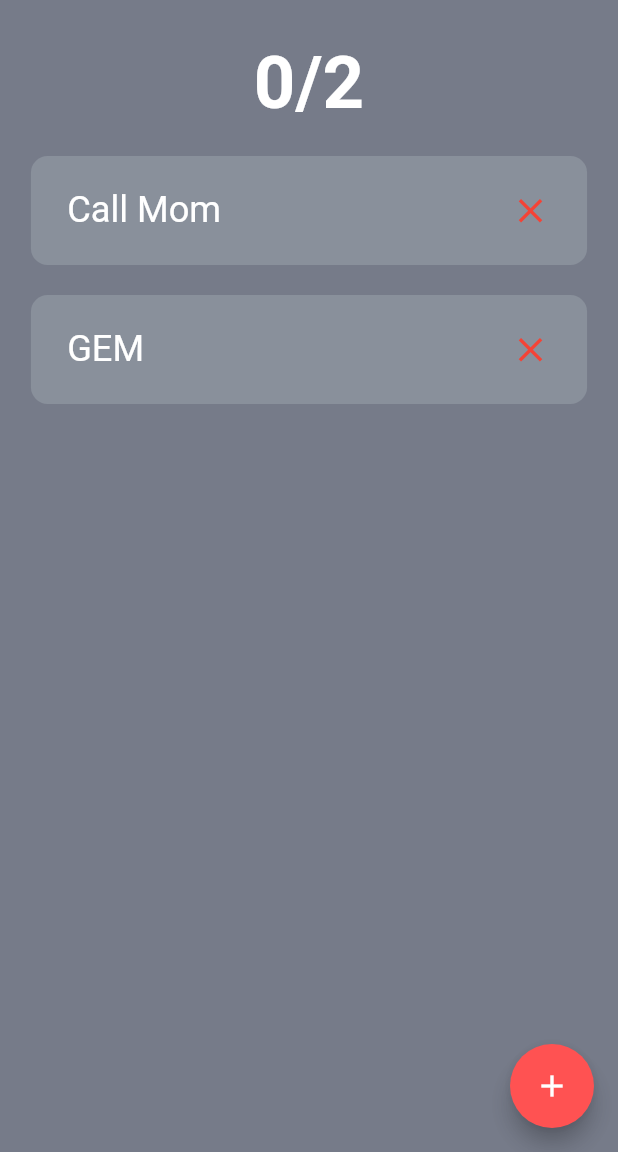
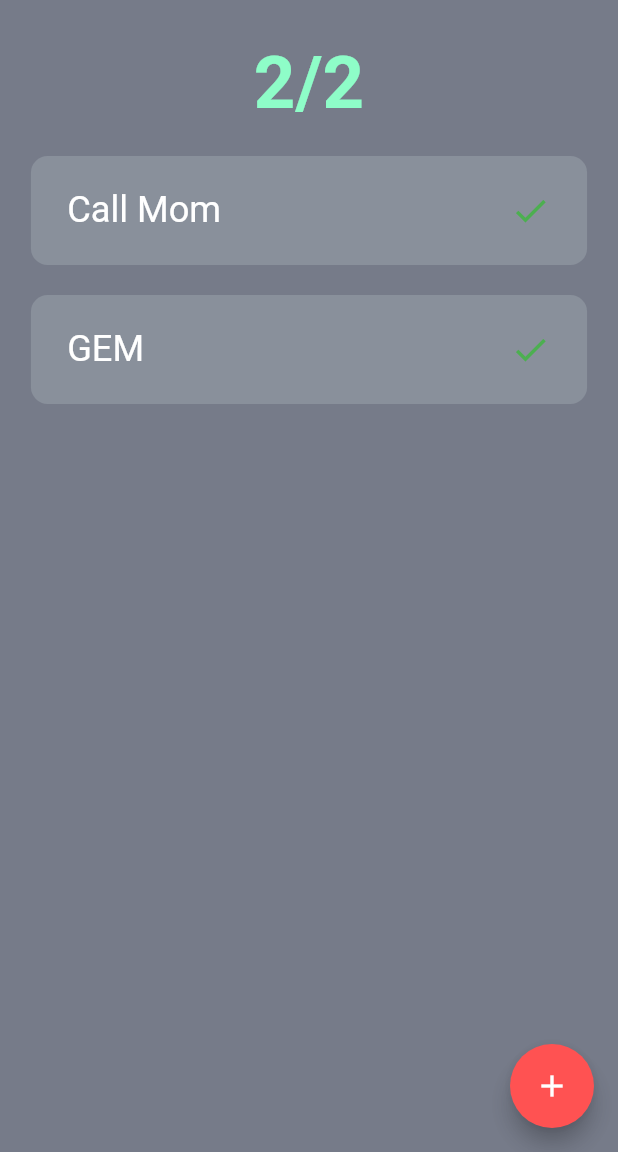
Before and after one commit to alaaRashed2001/ToDo_App, a Flutter app: the screen it shows after launch, on a phone screen of 412 x 824 dp, the part 84-1236 px from its top. Run offline on Flutter 3.47's test engine with Material 2 defaults, Android fonts, the phone set to English and light mode, and no system bars; our stand-ins replace flutter_screenutil, shared_preferences; generated files the repository leaves out were written again.

Commit message:
Change Color if All Completed

```diff
--- a/lib/Views/Screens/todo_app.dart
+++ b/lib/Views/Screens/todo_app.dart
@@ -28,8 +28,8 @@ class _ToDoAppState extends State<ToDoApp> {
   }
 
   List allTasks = [
-    TaskModel(title: 'Call Mom', status: false),
-    TaskModel(title: 'GEM', status: false),
+    TaskModel(title: 'Call Mom', status: true),
+    TaskModel(title: 'GEM', status: true),
   ];
   addNewTasks() {
     setState(() {
@@ -88,7 +88,7 @@ class _ToDoAppState extends State<ToDoApp> {
                 '${calculateCompletedTasks()}/${allTasks.length}',
                 style: TextStyle(
                     fontSize: 44.sp,
-                    color: Colors.white,
+                    color:  calculateCompletedTasks() == allTasks.length ?   const Color.fromARGB(255, 142, 253, 200)  :  Colors.white,
                     fontWeight: FontWeight.bold),
               ),
             ),
```
